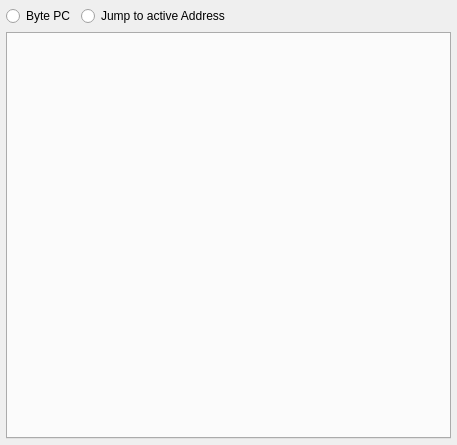
Qt form src/gui/memory/mcumonitor.ui (Arcachofo/SimulIDE-dev) before a commit.
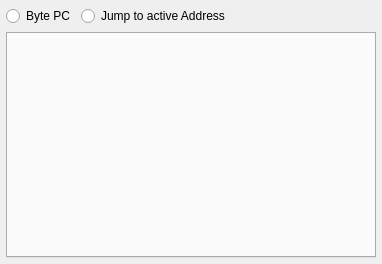
The same form after that commit.

Patch:
```diff
--- a/src/gui/memory/mcumonitor.ui
+++ b/src/gui/memory/mcumonitor.ui
@@ -6,8 +6,8 @@
    <rect>
     <x>0</x>
     <y>0</y>
-    <width>457</width>
-    <height>445</height>
+    <width>382</width>
+    <height>264</height>
    </rect>
   </property>
   <property name="windowTitle">
```
